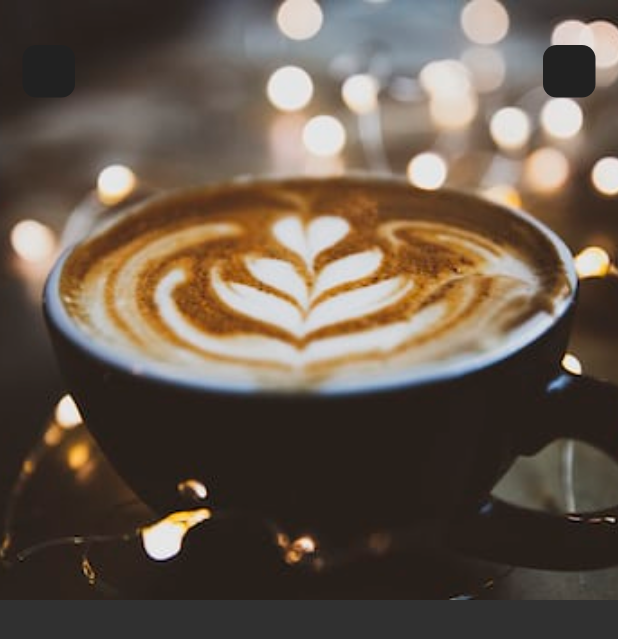
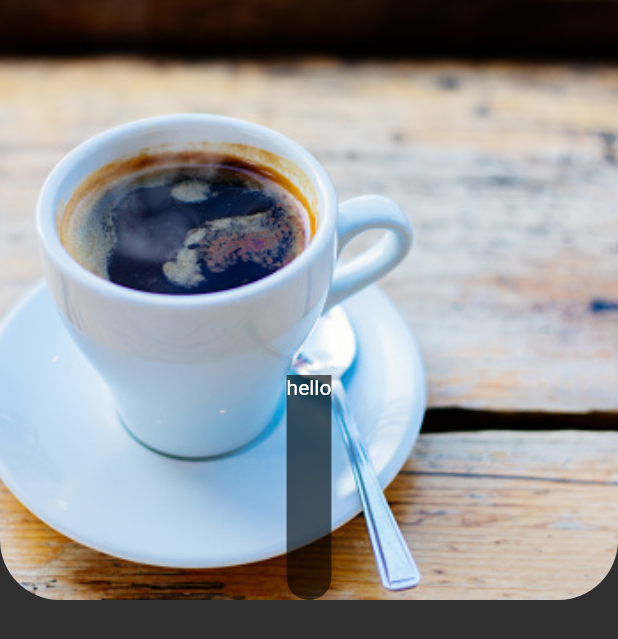
Before and after one commit to MickeyOnyando/Baristum, a Flutter app: the CoffeePage screen opened directly, on a phone screen of 412 x 824 dp. Shown: the top 639 px of the screen. Run offline on Flutter 3.47's test engine with Material 2 defaults, Android fonts, the phone set to English and light mode, and no system bars; our stand-ins replace google_fonts.

Commit message:
Update coffee_page.dart

```diff
--- a/lib/pages/coffee_page.dart
+++ b/lib/pages/coffee_page.dart
@@ -8,24 +8,31 @@ class CoffeePage extends StatelessWidget {
     return Scaffold(
       body: SafeArea(
         child: Stack(
+          alignment: Alignment.bottomCenter,
           children: [
             Container(
               height: 400,
-              color: Colors.grey,
-              child: const Image(
-                image: AssetImage('lib/images/coffee10.jpeg'),
-                fit: BoxFit.cover,
+              decoration: const BoxDecoration(
+                borderRadius: BorderRadius.only(
+                  bottomLeft: Radius.circular(40),
+                  bottomRight: Radius.circular(40),
+                ),
+                image: DecorationImage(
+                  image: AssetImage('lib/images/coffee9.jpg'),
+                  fit: BoxFit.cover,
+                ),
               ),
             ),
-            Padding(
-              padding: const EdgeInsets.only(top: 30, left: 15, right: 15),
-              child: Row(
-                mainAxisAlignment: MainAxisAlignment.spaceBetween,
-                children: const [
-                  ActionWidget(),
-                  ActionWidget(),
-                ],
+            Container(
+              height: 150,
+              decoration: BoxDecoration(
+                borderRadius: const BorderRadius.only(
+                  bottomLeft: Radius.circular(40),
+                  bottomRight: Radius.circular(40),
+                ),
+                color: Colors.black.withOpacity(0.6),
               ),
+              child: const Text("hello"),
             ),
           ],
         ),
@@ -33,21 +40,3 @@ class CoffeePage extends StatelessWidget {
     );
   }
 }
-
-class ActionWidget extends StatelessWidget {
-  const ActionWidget({
-    Key? key,
-  }) : super(key: key);
-
-  @override
-  Widget build(BuildContext context) {
-    return Container(
-      height: 35,
-      width: 35,
-      decoration: BoxDecoration(
-        color: Colors.grey[900],
-        borderRadius: BorderRadius.circular(9),
-      ),
-    );
-  }
-}
```
